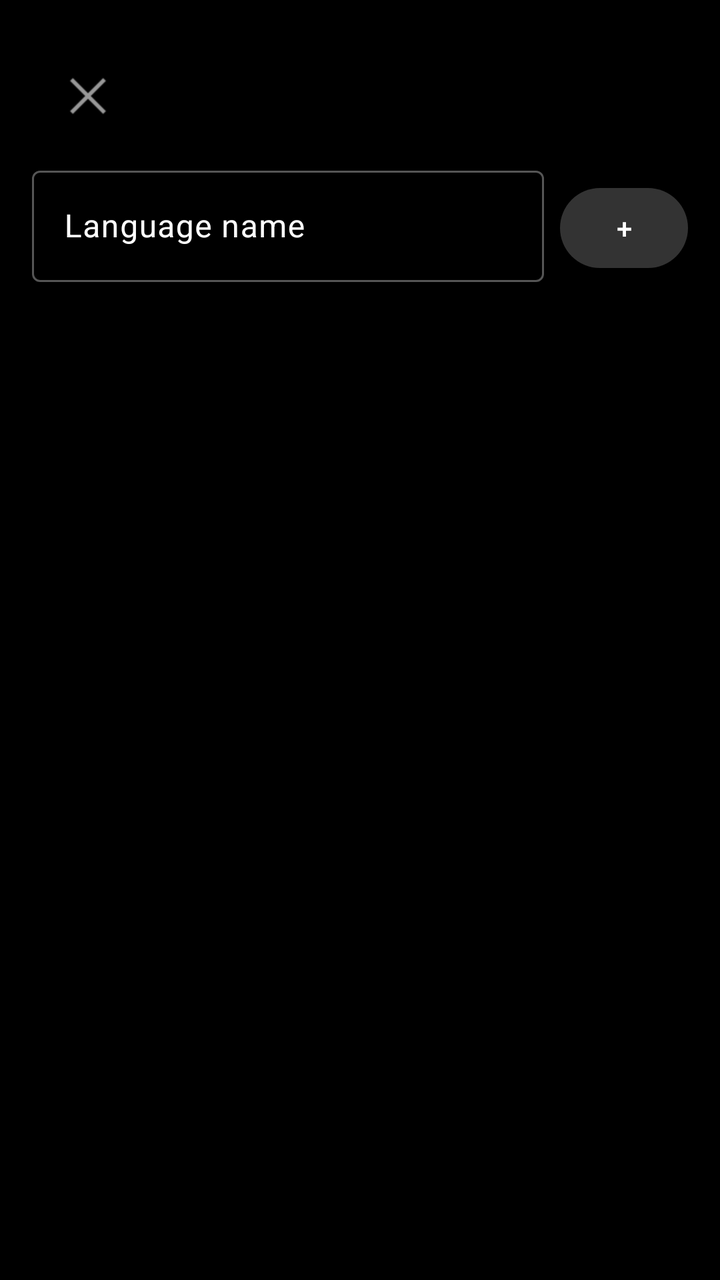
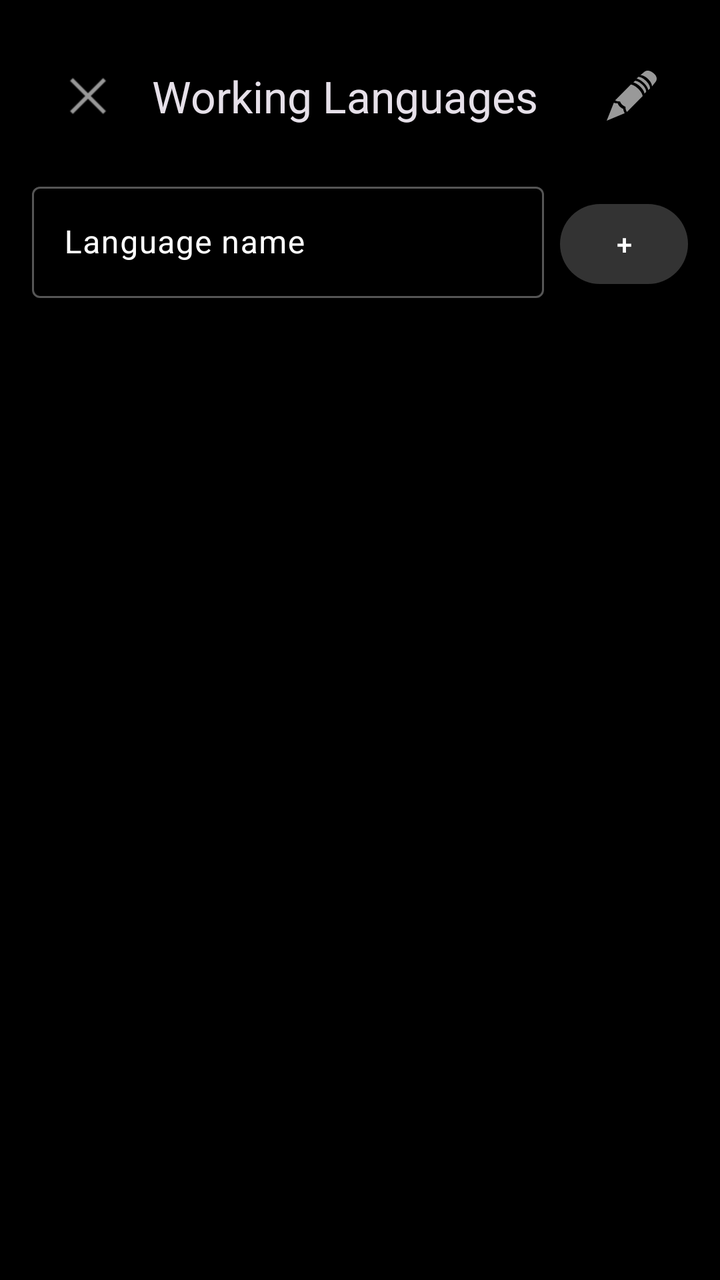

An Android layout rendered at two revisions. The XML below is the earlier revision; the diff shows what the commit changed to produce the second picture.
<!-- AndroidManifest.xml: application theme Theme.AnEn -->
<!-- res/layout/activity_working_languages.xml -->
<?xml version="1.0" encoding="utf-8"?>
<LinearLayout xmlns:android="http://schemas.android.com/apk/res/android"
    xmlns:app="http://schemas.android.com/apk/res-auto"
    android:layout_width="match_parent"
    android:layout_height="match_parent"
    android:orientation="vertical"
    android:padding="16dp">

    <com.google.android.material.appbar.MaterialToolbar
        android:id="@+id/toolbarLanguages"
        android:layout_width="391dp"
        android:layout_height="?attr/actionBarSize"
        android:title="Working Languages"
        app:menu="@menu/menu_languages"
        app:navigationIcon="@android:drawable/ic_menu_close_clear_cancel" />

    <LinearLayout
        android:layout_width="match_parent"
        android:layout_height="wrap_content"
        android:orientation="horizontal"
        android:layout_marginBottom="16dp">

        <com.google.android.material.textfield.TextInputLayout
            android:layout_width="0dp"
            android:layout_height="wrap_content"
            android:layout_weight="1"
            android:layout_marginEnd="8dp">
            <com.google.android.material.textfield.TextInputEditText
                android:id="@+id/etNewLanguage"
                android:layout_width="match_parent"
                android:layout_height="wrap_content"
                android:hint="Language name"
                android:maxLines="1"/>
        </com.google.android.material.textfield.TextInputLayout>

        <com.google.android.material.button.MaterialButton
            android:id="@+id/btnAddLanguage"
            android:layout_width="wrap_content"
            android:layout_height="wrap_content"
            android:text="+"
            android:minWidth="64dp"/>
    </LinearLayout>

    <androidx.recyclerview.widget.RecyclerView
        android:id="@+id/rvLanguages"
        android:layout_width="match_parent"
        android:layout_height="0dp"
        android:layout_weight="1" />
</LinearLayout>
<!-- resources referenced by this layout -->
<resources>
  <style name="Theme.AnEn" parent="Theme.Material3.Dark.NoActionBar">
          <item name="colorPrimary">@color/mono_primary</item>
          <item name="colorOnPrimary">@color/white</item>
          <item name="colorSecondary">@color/mono_secondary</item>
          <item name="colorOnSecondary">@color/white</item>
          <item name="colorTertiary">@color/mono_secondary</item>
          <item name="colorSurface">@color/mono_surface</item>
          <item name="colorOnSurface">@color/white</item>
          <item name="colorSurfaceVariant">@color/mono_primary</item>
          <item name="colorOnSurfaceVariant">@color/white</item>
          <item name="colorOutline">@color/mono_secondary</item>
          <item name="android:windowBackground">@color/mono_bg</item>
      </style>
  <color name="mono_primary">#333333</color>
  <color name="white">#FFFFFFFF</color>
  <color name="mono_secondary">#555555</color>
  <color name="mono_surface">#1E1E1E</color>
  <color name="mono_bg">#000000</color>
</resources>

<!-- the commit's change to res/layout/activity_working_languages.xml (unified diff, before → after) -->
@@ -8,16 +8,17 @@
 
     <com.google.android.material.appbar.MaterialToolbar
         android:id="@+id/toolbarLanguages"
-        android:layout_width="391dp"
+        android:layout_width="match_parent"
         android:layout_height="?attr/actionBarSize"
-        android:title="Working Languages"
-        app:menu="@menu/menu_languages"
-        app:navigationIcon="@android:drawable/ic_menu_close_clear_cancel" />
+        app:title="Working Languages"
+        app:navigationIcon="@android:drawable/ic_menu_close_clear_cancel"
+        app:menu="@menu/menu_languages" />
 
     <LinearLayout
         android:layout_width="match_parent"
         android:layout_height="wrap_content"
         android:orientation="horizontal"
+        android:layout_marginTop="8dp"
         android:layout_marginBottom="16dp">
 
         <com.google.android.material.textfield.TextInputLayout
